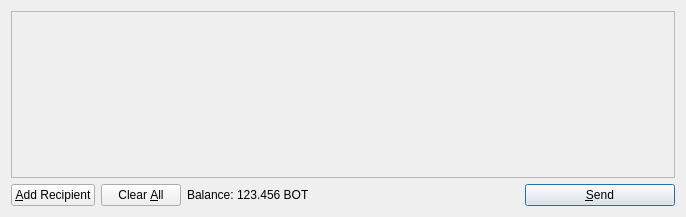
This is src/qt/forms/sendcoinsdialog.ui in donatcoin/sourse as Qt 5 draws it before an edit. The edited form follows.
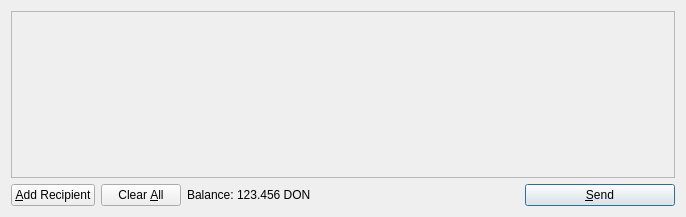
This is the edited form. Icons and pictures are not drawn.

What changed in the file:
```diff
--- a/src/qt/forms/sendcoinsdialog.ui
+++ b/src/qt/forms/sendcoinsdialog.ui
@@ -119,7 +119,7 @@
           <cursorShape>IBeamCursor</cursorShape>
          </property>
          <property name="text">
-          <string>123.456 BOT</string>
+          <string>123.456 DON</string>
          </property>
          <property name="textInteractionFlags">
           <set>Qt::LinksAccessibleByMouse|Qt::TextSelectableByKeyboard|Qt::TextSelectableByMouse</set>
```
